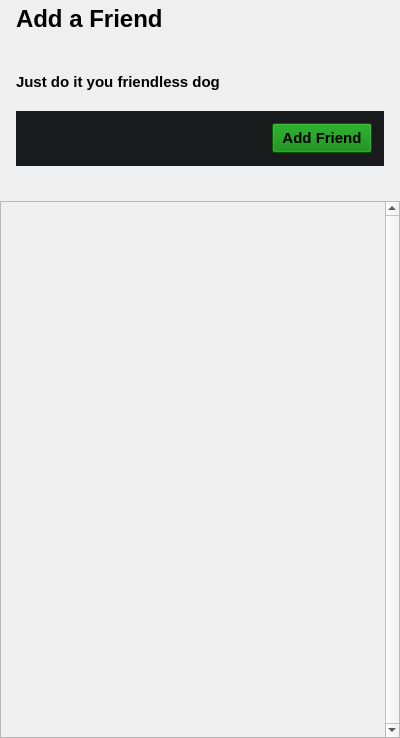
First picture: the form in pages/addfriendpage.ui, repository Didi305/Discard, before the edit.
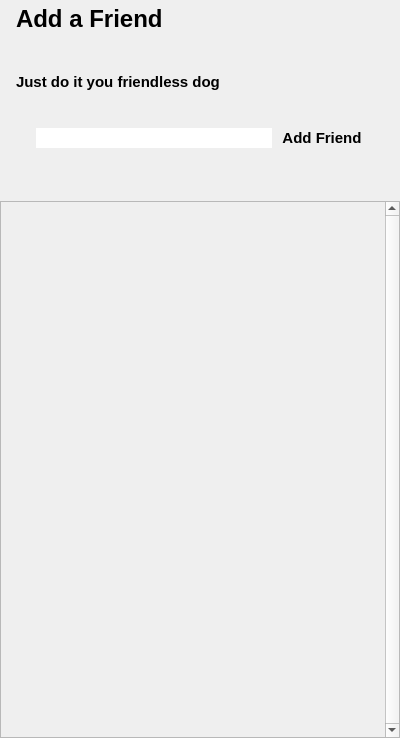
Second picture: the form after the edit.

Patch:
```diff
--- a/pages/addfriendpage.ui
+++ b/pages/addfriendpage.ui
@@ -80,7 +80,7 @@
         <bool>false</bool>
        </property>
        <property name="styleSheet">
-        <string notr="true">background-color: rgb(24, 26, 27)</string>
+        <string notr="true"/>
        </property>
        <property name="frameShape">
         <enum>QFrame::Shape::NoFrame</enum>
@@ -106,6 +106,9 @@
         </property>
         <item>
          <widget class="QLineEdit" name="addFriendInput">
+          <property name="styleSheet">
+           <string notr="true"/>
+          </property>
           <property name="frame">
            <bool>false</bool>
           </property>
@@ -129,13 +132,13 @@
            <cursorShape>PointingHandCursor</cursorShape>
           </property>
           <property name="styleSheet">
-           <string notr="true">background-color: green</string>
+           <string notr="true"/>
           </property>
           <property name="text">
            <string>Add Friend</string>
           </property>
           <property name="flat">
-           <bool>false</bool>
+           <bool>true</bool>
           </property>
          </widget>
         </item>
```
